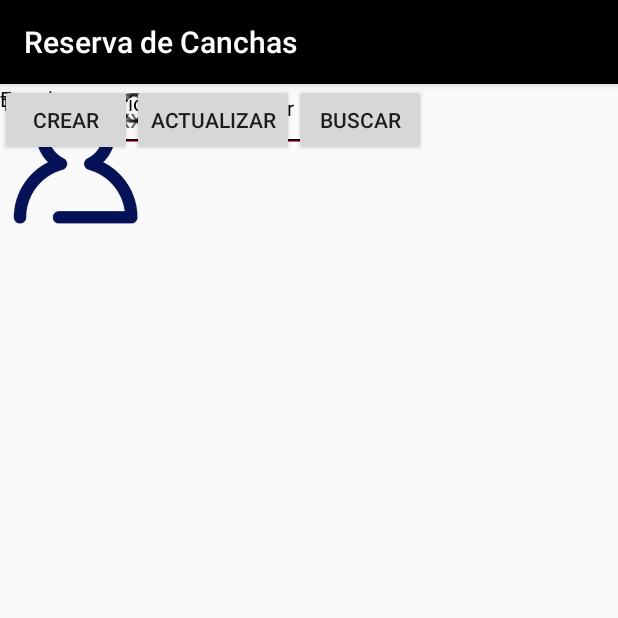
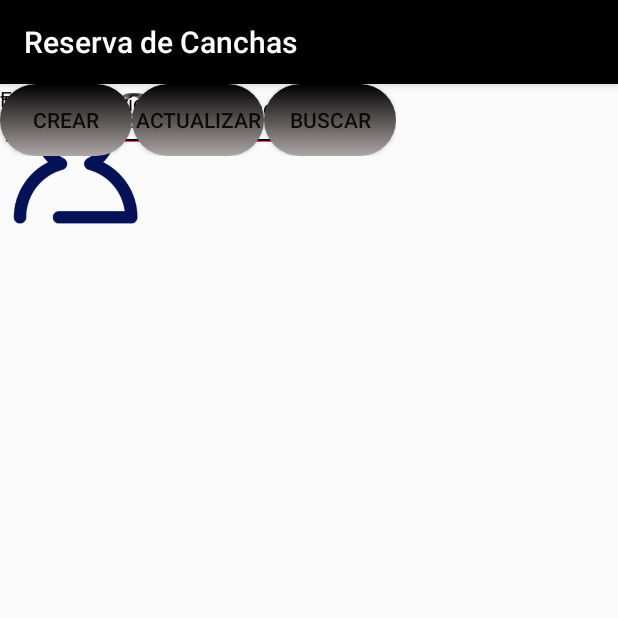
Before and after one commit to Nmena1/reserva, an Android app: the CrudUsuariosWS screen opened directly, with no data from a screen before it, on a phone screen of 412 x 824 dp, the top half of it. Run offline under Robolectric (Android 15) with nearby library versions, the phone set to English and light mode, and no system bars.

Commit message:
last modificacion

```diff
--- a/app/src/main/res/drawable/botonrondo.xml
+++ b/app/src/main/res/drawable/botonrondo.xml
@@ -4,5 +4,9 @@
     <corners android:radius="40dp"/>
         <stroke android:color="#404040"/>
     <solid android:color="#419541"/>
+    <gradient
+        android:startColor="#000000"
+        android:endColor="#aea6a6"
+        android:angle="270"/>
 
 </shape>
--- a/app/src/main/res/layout/activity_crud_usuarios_ws.xml
+++ b/app/src/main/res/layout/activity_crud_usuarios_ws.xml
@@ -176,21 +176,24 @@
             android:layout_width="wrap_content"
             android:layout_height="wrap_content"
             android:id="@+id/btnCrear"
-            android:layout_weight="1" />
+            android:layout_weight="1"
+            android:background="@drawable/botonrondo"/>/>
 
         <Button
             android:text="Actualizar"
             android:layout_width="wrap_content"
             android:layout_height="wrap_content"
             android:id="@+id/btnActualizar"
-            android:layout_weight="1" />
+            android:layout_weight="1"
+            android:background="@drawable/botonrondo"/>/>
 
         <Button
             android:text="Buscar"
             android:layout_width="wrap_content"
             android:layout_height="wrap_content"
             android:id="@+id/btnBuscar"
-            android:layout_weight="1" />
+            android:layout_weight="1"
+            android:background="@drawable/botonrondo"/>
 
     </LinearLayout>
 </android.support.constraint.ConstraintLayout>
```
